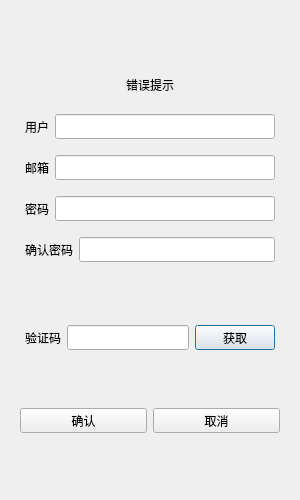
Before: the Qt Designer form NovaChatClient/registerdialog.ui in KlangTjews/NovaChat, drawn with Qt 5.
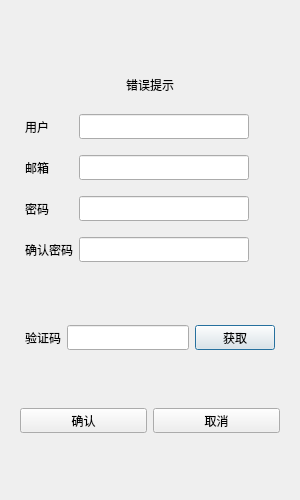
After: the same form once the commit is applied. Custom widgets are drawn as their Qt base class.

Patch:
```diff
--- a/NovaChatClient/registerdialog.ui
+++ b/NovaChatClient/registerdialog.ui
@@ -94,6 +94,22 @@
              </property>
             </widget>
            </item>
+           <item>
+            <spacer name="horizontalSpacer_5">
+             <property name="orientation">
+              <enum>Qt::Orientation::Horizontal</enum>
+             </property>
+             <property name="sizeType">
+              <enum>QSizePolicy::Policy::Fixed</enum>
+             </property>
+             <property name="sizeHint" stdset="0">
+              <size>
+               <width>24</width>
+               <height>20</height>
+              </size>
+             </property>
+            </spacer>
+           </item>
            <item>
             <widget class="QLineEdit" name="user_edit">
              <property name="minimumSize">
@@ -110,6 +126,22 @@
              </property>
             </widget>
            </item>
+           <item>
+            <spacer name="horizontalSpacer_2">
+             <property name="orientation">
+              <enum>Qt::Orientation::Horizontal</enum>
+             </property>
+             <property name="sizeType">
+              <enum>QSizePolicy::Policy::Fixed</enum>
+             </property>
+             <property name="sizeHint" stdset="0">
+              <size>
+               <width>26</width>
+               <height>20</height>
+              </size>
+             </property>
+            </spacer>
+           </item>
           </layout>
          </item>
          <item>
@@ -145,6 +177,22 @@
              </property>
             </widget>
            </item>
+           <item>
+            <spacer name="horizontalSpacer_4">
+             <property name="orientation">
+              <enum>Qt::Orientation::Horizontal</enum>
+             </property>
+             <property name="sizeType">
+              <enum>QSizePolicy::Policy::Fixed</enum>
+             </property>
+             <property name="sizeHint" stdset="0">
+              <size>
+               <width>24</width>
+               <height>20</height>
+              </size>
+             </property>
+            </spacer>
+           </item>
            <item>
             <widget class="QLineEdit" name="email_edit">
              <property name="minimumSize">
@@ -161,6 +209,22 @@
              </property>
             </widget>
            </item>
+           <item>
+            <spacer name="horizontalSpacer">
+             <property name="orientation">
+              <enum>Qt::Orientation::Horizontal</enum>
+             </property>
+             <property name="sizeType">
+              <enum>QSizePolicy::Policy::Fixed</enum>
+             </property>
+             <property name="sizeHint" stdset="0">
+              <size>
+               <width>26</width>
+               <height>20</height>
+              </size>
+             </property>
+            </spacer>
+           </item>
           </layout>
          </item>
          <item>
@@ -196,6 +260,22 @@
              </property>
             </widget>
            </item>
+           <item>
+            <spacer name="horizontalSpacer_3">
+             <property name="orientation">
+              <enum>Qt::Orientation::Horizontal</enum>
+             </property>
+             <property name="sizeType">
+              <enum>QSizePolicy::Policy::Fixed</enum>
+             </property>
+             <property name="sizeHint" stdset="0">
+              <size>
+               <width>24</width>
+               <height>20</height>
+              </size>
+             </property>
+            </spacer>
+           </item>
            <item>
             <widget class="QLineEdit" name="pass_edit">
              <property name="minimumSize">
@@ -212,6 +292,25 @@
              </property>
             </widget>
            </item>
+           <item>
+            <widget class="ClickedLabel" name="pass_visible">
+             <property name="minimumSize">
+              <size>
+               <width>20</width>
+               <height>20</height>
+              </size>
+             </property>
+             <property name="maximumSize">
+              <size>
+               <width>20</width>
+               <height>20</height>
+              </size>
+             </property>
+             <property name="text">
+              <string/>
+             </property>
+            </widget>
+           </item>
           </layout>
          </item>
          <item>
@@ -263,6 +362,25 @@
              </property>
             </widget>
            </item>
+           <item>
+            <widget class="ClickedLabel" name="confirm_visible">
+             <property name="minimumSize">
+              <size>
+               <width>20</width>
+               <height>20</height>
+              </size>
+             </property>
+             <property name="maximumSize">
+              <size>
+               <width>20</width>
+               <height>20</height>
+              </size>
+             </property>
+             <property name="text">
+              <string/>
+             </property>
+            </widget>
+           </item>
           </layout>
          </item>
          <item>
@@ -431,6 +549,11 @@
    <extends>QPushButton</extends>
    <header>timerbtn.h</header>
   </customwidget>
+  <customwidget>
+   <class>ClickedLabel</class>
+   <extends>QLabel</extends>
+   <header>clickedlabel.h</header>
+  </customwidget>
  </customwidgets>
  <resources/>
  <connections/>
```
